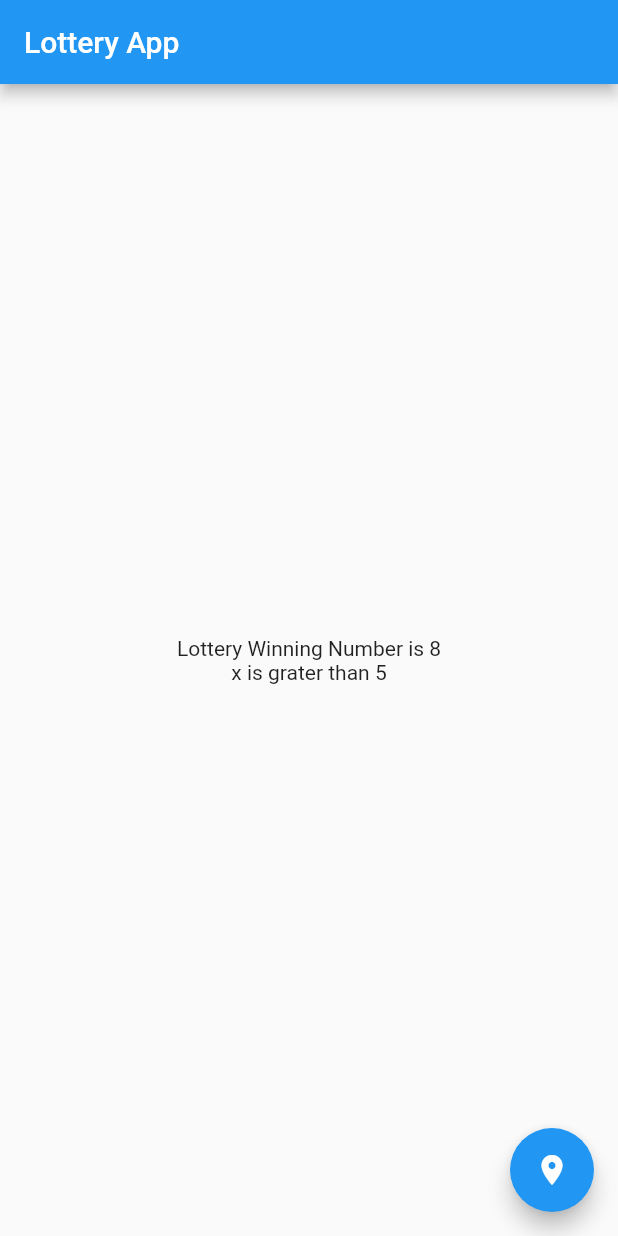
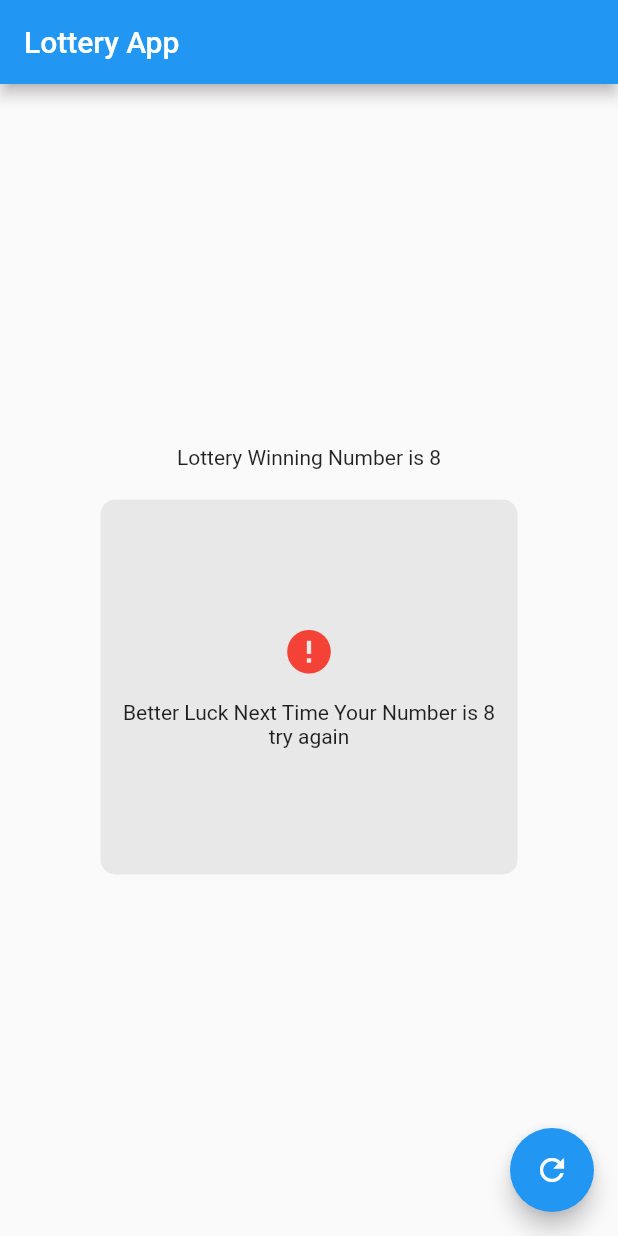
Before and after one commit to atik-sabuj/lottery_app, a Flutter app: the screen it shows after launch, on a phone screen of 412 x 824 dp. Run offline on Flutter 3.47's test engine with Material 2 defaults, Android fonts, the phone set to English and light mode, and no system bars.

Commit message:
Lottery App UI Design

```diff
--- a/lib/pages/home_page.dart
+++ b/lib/pages/home_page.dart
@@ -1,3 +1,4 @@
+import 'dart:math';
 import 'package:flutter/material.dart';
 
 class HomePage extends StatefulWidget {
@@ -8,7 +9,7 @@ class HomePage extends StatefulWidget {
 }
 
 class _HomePageState extends State<HomePage> {
-
+  Random random = Random();
   int x = 8;
 
   @override
@@ -23,14 +24,35 @@ class _HomePageState extends State<HomePage> {
           crossAxisAlignment: CrossAxisAlignment.center,
           children: [
             Center(child: Text('Lottery Winning Number is $x')),
-            Text(x > 5 ? 'x is grater than 5' : x.toString()),
+            SizedBox(height: 20,),
+            Container(
+              height: 250,
+              decoration: BoxDecoration(
+                color: Colors.grey.withOpacity(.2),
+                borderRadius: BorderRadius.circular(10),
+              ),
+              child: Padding(
+                padding: const EdgeInsets.all(15.0),
+                child: Column(
+                  mainAxisAlignment: MainAxisAlignment.center,
+                  crossAxisAlignment: CrossAxisAlignment.center,
+                  children: [
+                    Icon(Icons.error,
+                      color: Colors.red, size: 35,),
+                    SizedBox(height: 15,),
+                    Text('Better Luck Next Time Your Number is $x\ntry again',
+                      textAlign: TextAlign.center,),
+                  ],
+                ),
+              ),
+            ),
           ],
         ),
         floatingActionButton: FloatingActionButton(
           onPressed: (){
             print('tap');
           },
-          child: Icon(x > 5 ? Icons.place : Icons.refresh),
+          child: Icon(Icons.refresh),
         ),
       ),
     );
```
